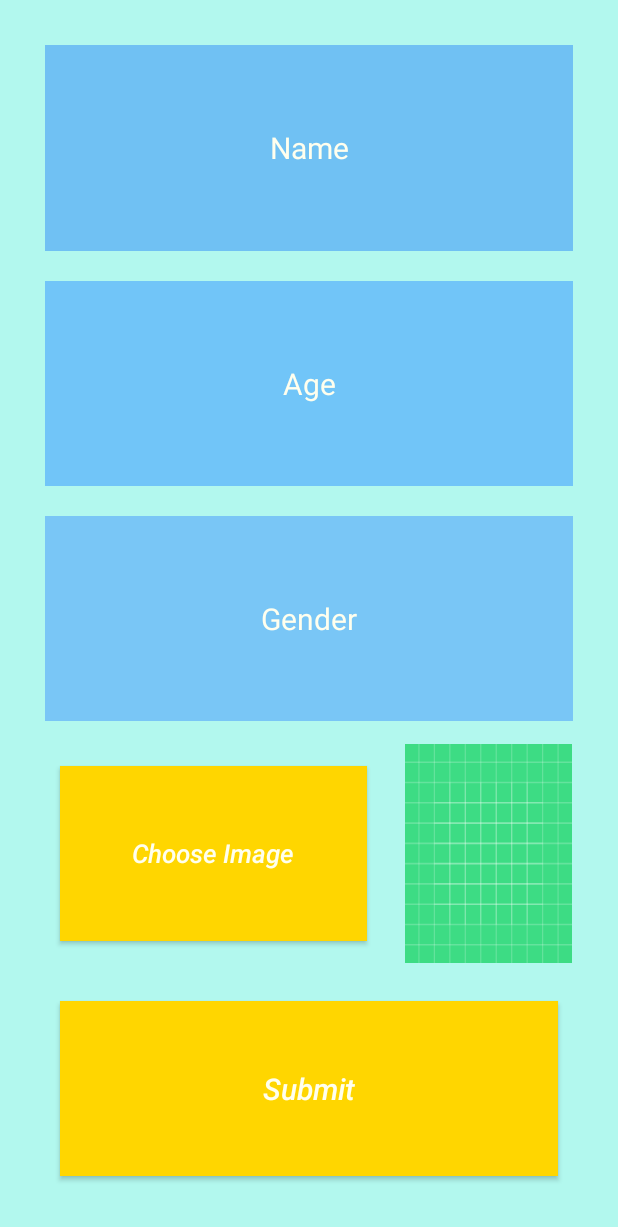
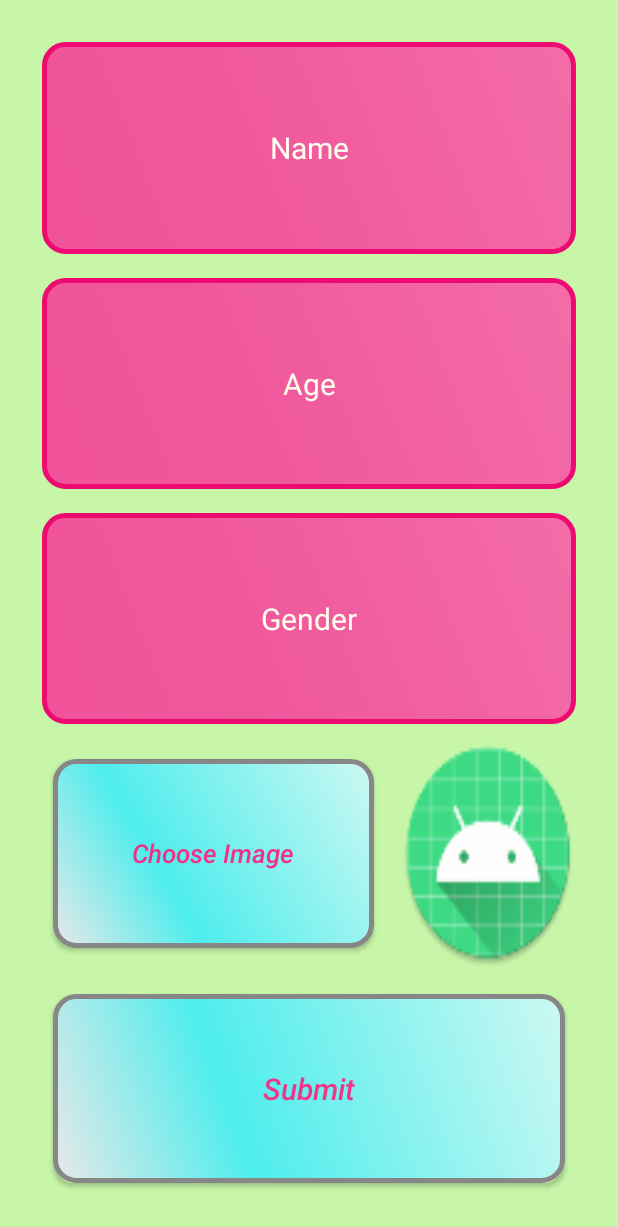
Before and after one commit to MinhazBicon/EmployeeDirectory_Application, an Android app: the layout activity_employee_information_insert__pop_up.xml on its own in the app's theme, with its tools: preview values and no code run, on a phone screen of 412 x 824 dp. Shown: the top 1227 px of the screen. Run offline under Robolectric (Android 15) with nearby library versions, the phone set to English and light mode, and no system bars.

```diff
--- a/Employee_DirectoryAPP/app/src/main/java/com/example/employee_directoryapp/Employee_information_insert_PopUp.java
+++ b/Employee_DirectoryAPP/app/src/main/java/com/example/employee_directoryapp/Employee_information_insert_PopUp.java
@@ -54,7 +54,7 @@ public class Employee_information_insert_PopUp extends Activity implements View.
         int width = displayMetrics.widthPixels;
         int height = displayMetrics.heightPixels;
         // getWindow().setBackgroundDrawableResource(flag);
-        getWindow().setLayout((int) (width*.8),(int) (height*.6));
+        getWindow().setLayout((int) (width*.85),(int) (height*.65));
 
         //setting the Popup window position
         WindowManager.LayoutParams params = getWindow().getAttributes();
@@ -76,6 +76,7 @@ public class Employee_information_insert_PopUp extends Activity implements View.
     @Override
     public void onClick(View view) {
         if (view == chose_image_btn){
+           // request for gallery
             ActivityCompat.requestPermissions(
                     Employee_information_insert_PopUp.this,
                     new  String[] {Manifest.permission.READ_EXTERNAL_STORAGE},
@@ -100,7 +101,7 @@ public class Employee_information_insert_PopUp extends Activity implements View.
 
     }
 
-    private byte[] imageViewTOByte(ImageView image) {
+    public static byte[] imageViewTOByte(ImageView image) {
         Bitmap bitmap = ((BitmapDrawable)image.getDrawable()).getBitmap();
         ByteArrayOutputStream byteArrayOutputStream = new ByteArrayOutputStream();
         bitmap.compress(Bitmap.CompressFormat.PNG,100, byteArrayOutputStream);
--- /dev/null
+++ b/Employee_DirectoryAPP/app/src/main/res/drawable/button_shape.xml
@@ -0,0 +1,28 @@
+<?xml version="1.0" encoding="utf-8"?>
+<shape xmlns:android="http://schemas.android.com/apk/res/android" android:shape="rectangle" >
+    <corners
+        android:radius="14dp"
+        />
+    <gradient
+        android:angle="45"
+        android:centerX="35%"
+        android:centerColor="#4EEDED"
+        android:startColor="#E8E8E8"
+        android:endColor="#CDF8F2"
+        android:type="linear"
+        />
+    <padding
+        android:left="0dp"
+        android:top="0dp"
+        android:right="0dp"
+        android:bottom="0dp"
+        />
+    <size
+        android:width="250dp"
+        android:height="60dp"
+        />
+    <stroke
+        android:width="3dp"
+        android:color="#878787"
+        />
+</shape>
--- /dev/null
+++ b/Employee_DirectoryAPP/app/src/main/res/drawable/edittextbackground2.xml
@@ -0,0 +1,28 @@
+<?xml version="1.0" encoding="utf-8"?>
+<shape xmlns:android="http://schemas.android.com/apk/res/android" android:shape="rectangle" >
+    <corners
+        android:radius="14dp"
+        />
+    <gradient
+        android:angle="45"
+        android:centerX="35%"
+        android:centerColor="#EF579B"
+        android:startColor="#F1539A"
+        android:endColor="#F46CA9"
+        android:type="linear"
+        />
+    <padding
+        android:left="0dp"
+        android:top="0dp"
+        android:right="0dp"
+        android:bottom="0dp"
+        />
+    <size
+        android:width="270dp"
+        android:height="60dp"
+        />
+    <stroke
+        android:width="3dp"
+        android:color="#ED0B71"
+        />
+</shape>
--- a/Employee_DirectoryAPP/app/src/main/res/layout/activity_employee_information_insert__pop_up.xml
+++ b/Employee_DirectoryAPP/app/src/main/res/layout/activity_employee_information_insert__pop_up.xml
@@ -6,17 +6,18 @@
     android:layout_height="match_parent"
     android:orientation="vertical"
     android:weightSum="5"
-    android:background="#B2F8EE"
+    android:background="#C7F6A9"
     android:padding="20dp"
     tools:context=".Employee_information_insert_PopUp">
 
     <EditText
         android:id="@+id/Name_id"
-        android:layout_margin="10dp"
+        android:layout_margin="8dp"
         android:layout_weight="1"
         android:layout_width="match_parent"
         android:layout_height="match_parent"
-        android:background="#70C1F3"
+        android:background="@drawable/edittextbackground2"
+        android:inputType="text"
         android:textStyle="normal"
         android:textSize="20sp"
         android:textColor="#ffe"
@@ -27,12 +28,13 @@
 
     <EditText
         android:id="@+id/Age_id"
-        android:layout_margin="10dp"
+        android:layout_margin="8dp"
         android:layout_weight="1"
         android:layout_width="match_parent"
         android:layout_height="match_parent"
-        android:background="#71C5F8"
+        android:background="@drawable/edittextbackground2"
         android:textStyle="normal"
+        android:inputType="number"
         android:textSize="20sp"
         android:textColorHint="#ffe"
         android:textColor="#ffe"
@@ -43,12 +45,13 @@
 
     <EditText
         android:id="@+id/Gender_id"
-        android:layout_margin="10dp"
+        android:layout_margin="8dp"
         android:layout_weight="1"
         android:layout_width="match_parent"
         android:layout_height="match_parent"
-        android:background="#79C6F6"
+        android:background="@drawable/edittextbackground2"
         android:textStyle="normal"
+        android:inputType="text"
         android:textSize="20sp"
         android:textColor="#ffe"
         android:textAlignment="center"
@@ -66,27 +69,27 @@
 
        <Button
            android:id="@+id/ChoseImage_btn"
-           android:layout_margin="20dp"
+           android:layout_margin="15dp"
            android:layout_weight="1"
            android:layout_width="match_parent"
            android:layout_height="match_parent"
-           android:textColor="#ffe"
+           android:textColor="#F12F86"
            android:textAlignment="center"
            android:textSize="17sp"
            android:textStyle="italic"
-           android:background="#FFD600"
+           android:background="@drawable/button_shape"
            android:textAllCaps="false"
            android:text="Choose Image"
            />
         <ImageView
             android:layout_gravity="center"
             android:id="@+id/choose_image_view"
-            android:layout_margin="5dp"
+            android:layout_margin="2dp"
             android:layout_weight="2"
             android:layout_width="match_parent"
             android:layout_height="match_parent"
             android:scaleType="fitXY"
-            android:src="@drawable/ic_launcher_background"
+            android:src="@mipmap/ic_launcher_round"
 
             />
 
@@ -95,15 +98,15 @@
 
     <Button
         android:id="@+id/Submit_btn"
-        android:layout_margin="20dp"
+        android:layout_margin="15dp"
         android:layout_weight="1"
         android:layout_width="match_parent"
         android:layout_height="match_parent"
-        android:textColor="#ffe"
+        android:textColor="#ED3789"
         android:textAlignment="center"
         android:textSize="20sp"
         android:textStyle="italic"
-        android:background="#FFD600"
+        android:background="@drawable/button_shape"
         android:textAllCaps="false"
         android:text="Submit"
         />
```
Also changed, not shown: Employee_DirectoryAPP/app/src/main/java/com/example/employee_directoryapp/MainActivity.java (+111 -8 lines), Employee_DirectoryAPP/app/src/main/java/com/example/employee_directoryapp/MySQLiteHelper.java (+15 -0 lines), Employee_DirectoryAPP/app/src/main/res/drawable/edittext_background.xml (added, +28 -0 lines), Employee_DirectoryAPP/app/src/main/res/layout/employee_update_page.xml (added, +102 -0 lines).
